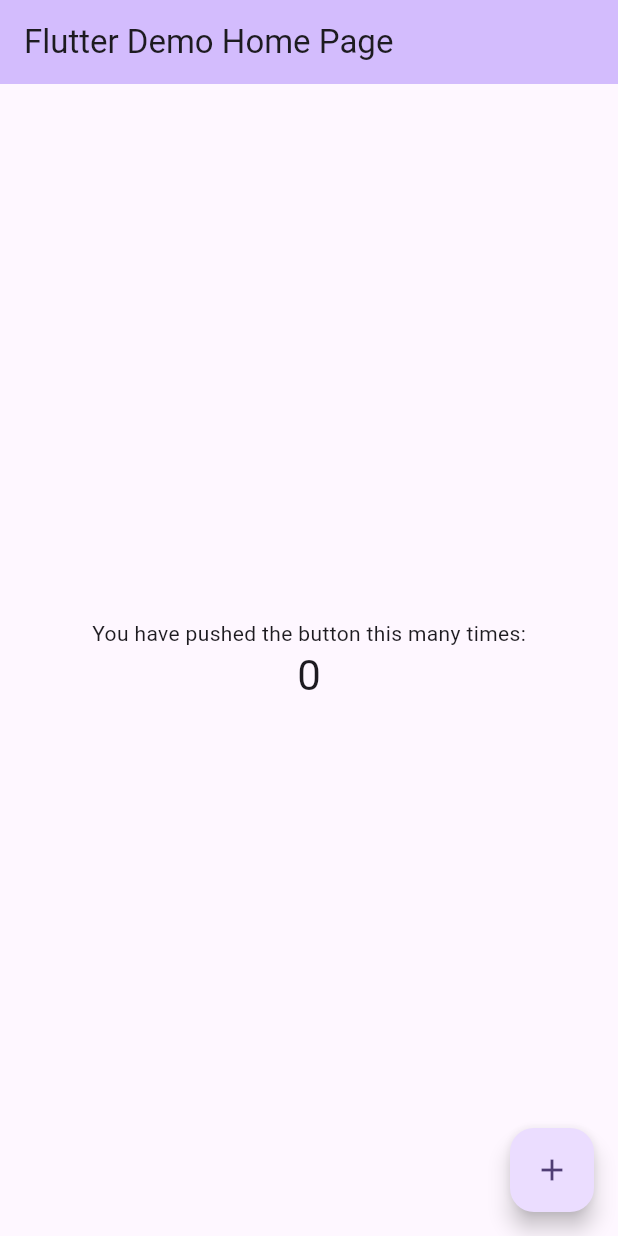
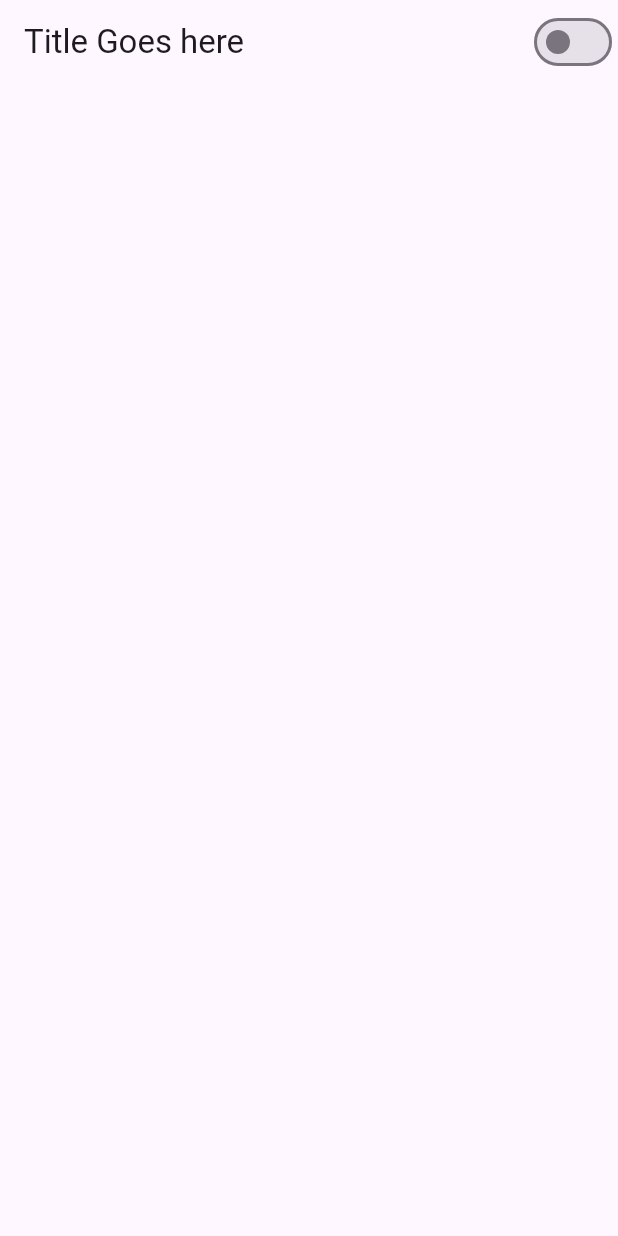
Before and after one commit to ba-lambert/flutter-simple-apps, a Flutter app: the screen it shows after launch, on a phone screen of 412 x 824 dp. Run offline on Flutter 3.47's test engine with Material 3 defaults, Android fonts, the phone set to English and light mode, and no system bars.

Commit message:
Add theme

```diff
--- a/lib/main.dart
+++ b/lib/main.dart
@@ -1,125 +1,36 @@
+import 'package:blurhash/screens/blurhash.dart';
+import 'package:blurhash/widgets/MyAppTheme.dart';
 import 'package:flutter/material.dart';
 
 void main() {
   runApp(const MyApp());
 }
 
-class MyApp extends StatelessWidget {
+class MyApp extends StatefulWidget {
   const MyApp({super.key});
 
-  // This widget is the root of your application.
   @override
-  Widget build(BuildContext context) {
-    return MaterialApp(
-      title: 'Flutter Demo',
-      theme: ThemeData(
-        // This is the theme of your application.
-        //
-        // TRY THIS: Try running your application with "flutter run". You'll see
-        // the application has a blue toolbar. Then, without quitting the app,
-        // try changing the seedColor in the colorScheme below to Colors.green
-        // and then invoke "hot reload" (save your changes or press the "hot
-        // reload" button in a Flutter-supported IDE, or press "r" if you used
-        // the command line to start the app).
-        //
-        // Notice that the counter didn't reset back to zero; the application
-        // state is not lost during the reload. To reset the state, use hot
-        // restart instead.
-        //
-        // This works for code too, not just values: Most code changes can be
-        // tested with just a hot reload.
-        colorScheme: ColorScheme.fromSeed(seedColor: Colors.deepPurple),
-        useMaterial3: true,
-      ),
-      home: const MyHomePage(title: 'Flutter Demo Home Page'),
-    );
-  }
+  State<MyApp> createState() => _MyAppState();
 }
 
-class MyHomePage extends StatefulWidget {
-  const MyHomePage({super.key, required this.title});
+class _MyAppState extends State<MyApp> {
+  ThemeMode _themeMode = ThemeMode.system;
 
-  // This widget is the home page of your application. It is stateful, meaning
-  // that it has a State object (defined below) that contains fields that affect
-  // how it looks.
-
-  // This class is the configuration for the state. It holds the values (in this
-  // case the title) provided by the parent (in this case the App widget) and
-  // used by the build method of the State. Fields in a Widget subclass are
-  // always marked "final".
-
-  final String title;
-
-  @override
-  State<MyHomePage> createState() => _MyHomePageState();
-}
-
-class _MyHomePageState extends State<MyHomePage> {
-  int _counter = 0;
-
-  void _incrementCounter() {
+  void _handleThemeChanged(ThemeMode newThemeMode) {
     setState(() {
-      // This call to setState tells the Flutter framework that something has
-      // changed in this State, which causes it to rerun the build method below
-      // so that the display can reflect the updated values. If we changed
-      // _counter without calling setState(), then the build method would not be
-      // called again, and so nothing would appear to happen.
-      _counter++;
+      _themeMode = newThemeMode;
     });
   }
 
   @override
   Widget build(BuildContext context) {
-    // This method is rerun every time setState is called, for instance as done
-    // by the _incrementCounter method above.
-    //
-    // The Flutter framework has been optimized to make rerunning build methods
-    // fast, so that you can just rebuild anything that needs updating rather
-    // than having to individually change instances of widgets.
-    return Scaffold(
-      appBar: AppBar(
-        // TRY THIS: Try changing the color here to a specific color (to
-        // Colors.amber, perhaps?) and trigger a hot reload to see the AppBar
-        // change color while the other colors stay the same.
-        backgroundColor: Theme.of(context).colorScheme.inversePrimary,
-        // Here we take the value from the MyHomePage object that was created by
-        // the App.build method, and use it to set our appbar title.
-        title: Text(widget.title),
-      ),
-      body: Center(
-        // Center is a layout widget. It takes a single child and positions it
-        // in the middle of the parent.
-        child: Column(
-          // Column is also a layout widget. It takes a list of children and
-          // arranges them vertically. By default, it sizes itself to fit its
-          // children horizontally, and tries to be as tall as its parent.
-          //
-          // Column has various properties to control how it sizes itself and
-          // how it positions its children. Here we use mainAxisAlignment to
-          // center the children vertically; the main axis here is the vertical
-          // axis because Columns are vertical (the cross axis would be
-          // horizontal).
-          //
-          // TRY THIS: Invoke "debug painting" (choose the "Toggle Debug Paint"
-          // action in the IDE, or press "p" in the console), to see the
-          // wireframe for each widget.
-          mainAxisAlignment: MainAxisAlignment.center,
-          children: <Widget>[
-            const Text(
-              'You have pushed the button this many times:',
-            ),
-            Text(
-              '$_counter',
-              style: Theme.of(context).textTheme.headlineMedium,
-            ),
-          ],
-        ),
-      ),
-      floatingActionButton: FloatingActionButton(
-        onPressed: _incrementCounter,
-        tooltip: 'Increment',
-        child: const Icon(Icons.add),
-      ), // This trailing comma makes auto-formatting nicer for build methods.
+    return MaterialApp(
+      title: 'Simple Applications',
+      debugShowCheckedModeBanner: false,
+      theme: MyAppThemes.lightTheme,
+      darkTheme: MyAppThemes.darkTheme,
+      themeMode: ThemeMode.system,
+      home: BlurHashPackage(onThemeChanged: _handleThemeChanged),
     );
   }
 }
--- /dev/null
+++ b/lib/screens/blurhash.dart
@@ -0,0 +1,41 @@
+// blurhash.dart
+import 'package:flutter/material.dart';
+
+class BlurHashPackage extends StatefulWidget {
+  final Function(ThemeMode) onThemeChanged; // Callback function
+
+  const BlurHashPackage({Key? key, required this.onThemeChanged})
+      : super(key: key);
+
+  @override
+  State<BlurHashPackage> createState() => _BlurHashPackageState();
+}
+
+class _BlurHashPackageState extends State<BlurHashPackage> {
+  ThemeMode _themeMode = ThemeMode.system;
+
+  @override
+  Widget build(BuildContext context) {
+    bool isDarkMode = Theme.of(context).brightness == Brightness.dark;
+    return Scaffold(
+      appBar: AppBar(
+        title: Text('Title Goes here'),
+        actions: <Widget>[
+          Switch(
+            value: isDarkMode,
+            onChanged: (isOn) {
+              widget.onThemeChanged(isOn
+                  ? ThemeMode.dark
+                  : ThemeMode.light); // Call the callback function
+            },
+          ),
+        ],
+      ),
+      body: const SingleChildScrollView(
+        child: Column(
+          children: [],
+        ),
+      ),
+    );
+  }
+}
--- /dev/null
+++ b/lib/widgets/MyAppColors.dart
@@ -0,0 +1,6 @@
+import 'dart:ui';
+
+class MyAppColors {
+  static final darkBlue = Color(0xFF1E1E2C);
+  static final lightBlue = Color(0xFF2D2D44);
+}
--- /dev/null
+++ b/lib/widgets/MyAppTheme.dart
@@ -0,0 +1,15 @@
+import 'package:flutter/material.dart';
+
+import 'MyAppColors.dart';
+
+class MyAppThemes {
+  static final lightTheme = ThemeData(
+    primaryColor: MyAppColors.lightBlue,
+    brightness: Brightness.light,
+  );
+
+  static final darkTheme = ThemeData(
+    primaryColor: MyAppColors.darkBlue,
+    brightness: Brightness.dark,
+  );
+}
```
